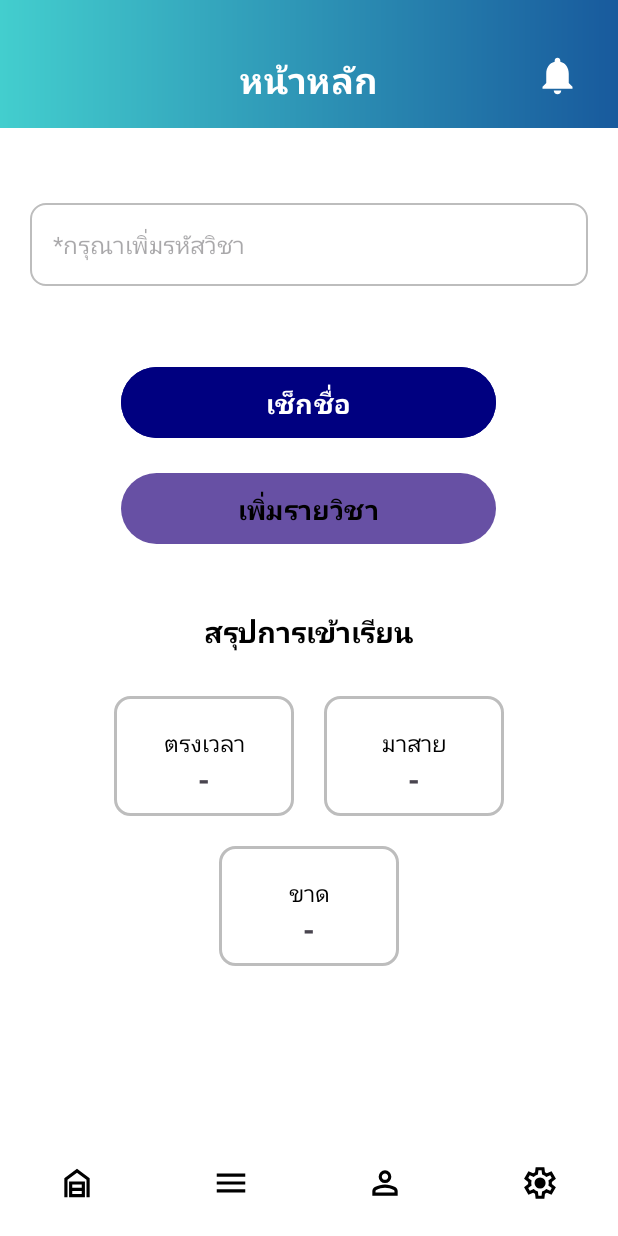
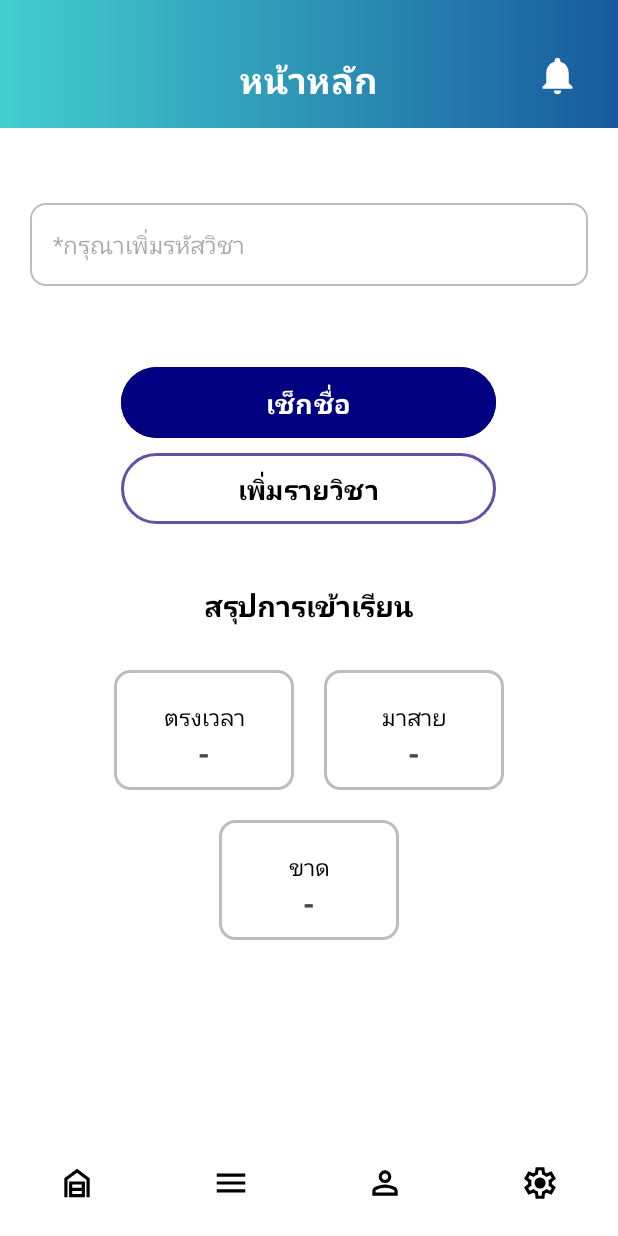
Before and after one commit to Mickeyyok/FacecheckApp, an Android app: the layout activity_homepage.xml on its own in the app's theme, with its tools: preview values and no code run, on a phone screen of 412 x 824 dp. Run offline under Robolectric (Android 15) with nearby library versions, the phone set to English and light mode, and no system bars.

Commit message:
แก้ไขปุ่ม เพิ่มรายวิชา หน้าhomepage

```diff
--- /dev/null
+++ b/app/src/main/res/drawable/btn_addsj.xml
@@ -0,0 +1,16 @@
+<?xml version="1.0" encoding="utf-8"?>
+<shape xmlns:android="http://schemas.android.com/apk/res/android"
+    android:shape="rectangle">
+
+    <!-- สีพื้นหลัง (โปร่งใสหรือสีขาว) -->
+    <solid android:color="@android:color/transparent" />
+
+    <!-- ขอบสีม่วง -->
+    <stroke
+        android:width="2dp"
+        android:color="#6B4FBF" />
+
+    <!-- มุมโค้งมน -->
+    <corners android:radius="25dp" />
+
+</shape>
--- a/app/src/main/res/layout/activity_homepage.xml
+++ b/app/src/main/res/layout/activity_homepage.xml
@@ -78,12 +78,14 @@
             <Button
                 android:id="@+id/btnAddSubject"
                 android:layout_width="250dp"
-                android:layout_height="55dp"
-                android:layout_marginTop="15dp"
+                android:layout_height="47dp"
+                android:layout_marginTop="6dp"
                 android:text="เพิ่มรายวิชา"
                 android:textSize="18sp"
                 android:textStyle="bold"
-                android:textColor="@android:color/black" />
+                android:textColor="@android:color/black"
+                android:background="@drawable/btn_addsj"
+                android:stateListAnimator="@null" />
 
             <!-- 📊 หัวข้อสรุป -->
             <TextView
```
